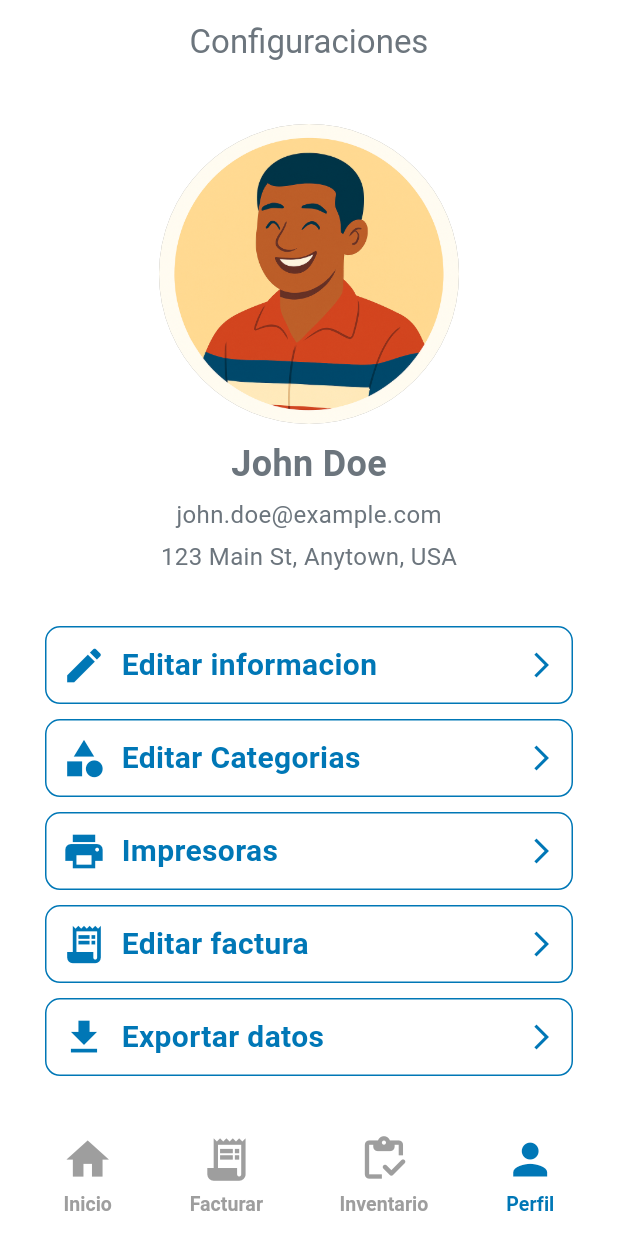
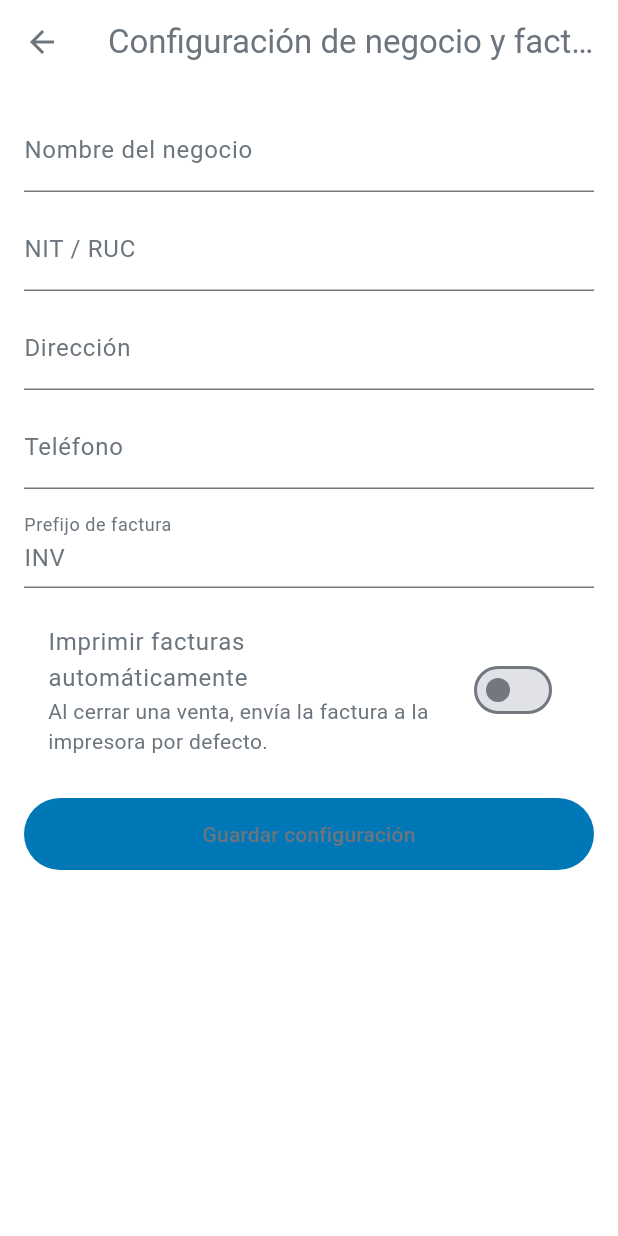
Before and after one commit to Angelm7e/inventra, a Flutter app: the screen it shows after launch, item 4 of the bottom bar chosen, after a tap on "Editar factura", on a phone screen of 412 x 824 dp. Run offline on Flutter 3.47's test engine with Material 3 defaults, Android fonts, the phone set to English and light mode, and no system bars; our stand-ins replace cached_network_image, cross_file, flutter_slidable, pdf, permission_handler, share_plus and 1 more; missing offline and left inert: esc_pos_printer, esc_pos_utils; accounts and stored records are empty.

Commit message:
Mejora módulos de usuario y agrega configuración de negocio/factura

```diff
--- a/lib/routes/routes.dart
+++ b/lib/routes/routes.dart
@@ -5,12 +5,15 @@ import 'package:inventra/screens/inventory/addProductToInventoryScreen.dart';
 import 'package:inventra/screens/inventory/inventoryListScreen.dart';
 import 'package:inventra/screens/billing/billingScreen.dart';
 import 'package:inventra/screens/profile/bussinesInfo/editBussinePhotoScreen.dart';
+import 'package:inventra/screens/profile/bussinesInfo/business_invoice_settings_screen.dart';
 import 'package:inventra/screens/profile/bussinesInfo/editBussinesInfoScreen.dart';
 import 'package:inventra/screens/profile/category/categoryScreen.dart';
+import 'package:inventra/screens/profile/exportData/exportDataScreen.dart';
 import 'package:inventra/screens/profile/printers/addPrinterScreen.dart';
 import 'package:inventra/screens/profile/printers/printerScreen.dart';
 import 'package:inventra/screens/profile/profileScreen.dart';
 import 'package:inventra/screens/quote/quoteScreen.dart';
+import 'package:inventra/screens/sells/sellsScreen.dart';
 
 final Map<String, WidgetBuilder> appRoutes = {
   HomeScreen.routeName: (context) => const HomeScreen(),
@@ -27,6 +30,10 @@ final Map<String, WidgetBuilder> appRoutes = {
   CatalogScreen.routeName: (context) => const CatalogScreen(),
   BillingScreen.routeName: (context) => const BillingScreen(),
   QuoteScreen.routeName: (context) => const QuoteScreen(),
+  SellsScreen.routeName: (context) => const SellsScreen(),
+  BusinessInvoiceSettingsScreen.routeName: (context) =>
+      const BusinessInvoiceSettingsScreen(),
+  ExportDataScreen.routeName: (context) => const ExportDataScreen(),
 
   // '/': (context) => const MyHomePage(title: 'Flutter Demo Home Page'),
 };
--- a/lib/screens/homeScreen/homeScreen.dart
+++ b/lib/screens/homeScreen/homeScreen.dart
@@ -3,7 +3,12 @@ import 'package:inventra/models/invoice_line.dart';
 import 'package:inventra/models/printerDevice.dart';
 import 'package:inventra/provider/printerProvider.dart';
 import 'package:inventra/screens/catalog/catalogScreen.dart';
+import 'package:inventra/screens/inventory/inventoryListScreen.dart';
+import 'package:inventra/screens/profile/bussinesInfo/business_invoice_settings_screen.dart';
 import 'package:inventra/screens/profile/printers/addPrinterScreen.dart';
+import 'package:inventra/screens/profile/profileScreen.dart';
+import 'package:inventra/screens/quote/quoteScreen.dart';
+import 'package:inventra/screens/sells/sellsScreen.dart';
 import 'package:inventra/services/printerService/printingService.dart';
 import 'package:inventra/utils/colors.dart';
 import 'package:inventra/widgets/bottomNavBar.dart';
@@ -107,26 +112,77 @@ class _HomeScreenState extends State<HomeScreen> {
     return Scaffold(
       drawer: DrawerWidget(),
       appBar: AppBar(title: const Text('Home Screen')),
-      body: Column(
+      body: ListView(
+        padding: const EdgeInsets.all(16),
         children: [
-          Text('Welcome to the Home Screen!'),
-          TextButton(
-            onPressed: () {
-              Navigator.pushNamed(context, CatalogScreen.routeName);
-            },
-            child: Text('Go to Catalog'),
+          const Text(
+            'Módulos de usuario',
+            style: TextStyle(fontSize: 18, fontWeight: FontWeight.bold),
           ),
-          TextButton(
-            onPressed: () {
-              showPrintInvoice(context);
-            },
-            child: Text('Print Invoice'),
+          const SizedBox(height: 12),
+          Wrap(
+            spacing: 12,
+            runSpacing: 12,
+            children: [
+              _homeOption(context, 'Catálogo', Icons.store, () {
+                Navigator.pushNamed(context, CatalogScreen.routeName);
+              }),
+              _homeOption(context, 'Inventario', Icons.inventory_2, () {
+                Navigator.pushNamed(context, InventoryListScreen.routeName);
+              }),
+              _homeOption(context, 'Cotizaciones', Icons.request_quote, () {
+                Navigator.pushNamed(context, QuoteScreen.routeName);
+              }),
+              _homeOption(context, 'Ventas', Icons.sell, () {
+                Navigator.pushNamed(context, SellsScreen.routeName);
+              }),
+              _homeOption(context, 'Configuración', Icons.settings, () {
+                Navigator.pushNamed(context, ProfileScreen.routeName);
+              }),
+              _homeOption(context, 'Imprimir factura', Icons.print, () {
+                showPrintInvoice(context);
+              }),
+              _homeOption(context, 'Negocio y factura', Icons.receipt_long, () {
+                Navigator.pushNamed(
+                  context,
+                  BusinessInvoiceSettingsScreen.routeName,
+                );
+              }),
+            ],
           ),
         ],
       ),
       bottomNavigationBar: CustomBottomNavBar(
         currentIndex: 0,
         // onTabSelected: (index) {},
+      ),
+    );
+  }
+
+  Widget _homeOption(
+    BuildContext context,
+    String label,
+    IconData icon,
+    VoidCallback onTap,
+  ) {
+    final width = (MediaQuery.of(context).size.width - 44) / 2;
+    return SizedBox(
+      width: width,
+      child: Card(
+        child: InkWell(
+          onTap: onTap,
+          borderRadius: BorderRadius.circular(12),
+          child: Padding(
+            padding: const EdgeInsets.symmetric(vertical: 20, horizontal: 12),
+            child: Column(
+              children: [
+                Icon(icon, size: 30, color: AppColors.lightPrimary),
+                const SizedBox(height: 8),
+                Text(label, textAlign: TextAlign.center),
+              ],
+            ),
+          ),
+        ),
       ),
     );
   }
--- /dev/null
+++ b/lib/screens/profile/bussinesInfo/business_invoice_settings_screen.dart
@@ -0,0 +1,130 @@
+import 'package:flutter/material.dart';
+import 'package:inventra/services/dataBaseHelper.dart';
+import 'package:inventra/utils/colors.dart';
+
+class BusinessInvoiceSettingsScreen extends StatefulWidget {
+  const BusinessInvoiceSettingsScreen({super.key});
+
+  static const String routeName = '/businessInvoiceSettings';
+
+  @override
+  State<BusinessInvoiceSettingsScreen> createState() =>
+      _BusinessInvoiceSettingsScreenState();
+}
+
+class _BusinessInvoiceSettingsScreenState
+    extends State<BusinessInvoiceSettingsScreen> {
+  final _formKey = GlobalKey<FormState>();
+  final _businessNameController = TextEditingController();
+  final _businessTaxIdController = TextEditingController();
+  final _businessAddressController = TextEditingController();
+  final _businessPhoneController = TextEditingController();
+  final _invoicePrefixController = TextEditingController(text: 'INV');
+
+  bool _autoPrint = false;
+  bool _loading = true;
+
+  @override
+  void initState() {
+    super.initState();
+    _loadSettings();
+  }
+
+  Future<void> _loadSettings() async {
+    final settings = await DatabaseHelper.instance.getBusinessSettings();
+    if (!mounted) return;
+    setState(() {
+      _businessNameController.text = settings['name'] ?? '';
+      _businessTaxIdController.text = settings['tax_id'] ?? '';
+      _businessAddressController.text = settings['address'] ?? '';
+      _businessPhoneController.text = settings['phone'] ?? '';
+      _invoicePrefixController.text = settings['invoice_prefix'] ?? 'INV';
+      _autoPrint = (settings['auto_print'] ?? 0) == 1;
+      _loading = false;
+    });
+  }
+
+  Future<void> _save() async {
+    if (!_formKey.currentState!.validate()) return;
+
+    await DatabaseHelper.instance.saveBusinessSettings({
+      'name': _businessNameController.text.trim(),
+      'tax_id': _businessTaxIdController.text.trim(),
+      'address': _businessAddressController.text.trim(),
+      'phone': _businessPhoneController.text.trim(),
+      'invoice_prefix': _invoicePrefixController.text.trim(),
+      'auto_print': _autoPrint ? 1 : 0,
+    });
+
+    if (!mounted) return;
+    ScaffoldMessenger.of(context).showSnackBar(
+      SnackBar(
+        content: const Text('Configuración guardada correctamente.'),
+        backgroundColor: AppColors.lightSuccess,
+      ),
+    );
+  }
+
+  @override
+  Widget build(BuildContext context) {
+    return Scaffold(
+      appBar: AppBar(title: const Text('Configuración de negocio y facturas')),
+      body: _loading
+          ? const Center(child: CircularProgressIndicator())
+          : SingleChildScrollView(
+              padding: const EdgeInsets.all(16),
+              child: Form(
+                key: _formKey,
+                child: Column(
+                  crossAxisAlignment: CrossAxisAlignment.start,
+                  children: [
+                    TextFormField(
+                      controller: _businessNameController,
+                      decoration: const InputDecoration(labelText: 'Nombre del negocio'),
+                      validator: (value) => value == null || value.trim().isEmpty
+                          ? 'Ingresa el nombre del negocio'
+                          : null,
+                    ),
+                    const SizedBox(height: 10),
+                    TextFormField(
+                      controller: _businessTaxIdController,
+                      decoration: const InputDecoration(labelText: 'NIT / RUC'),
+                    ),
+                    const SizedBox(height: 10),
+                    TextFormField(
+                      controller: _businessAddressController,
+                      decoration: const InputDecoration(labelText: 'Dirección'),
+                    ),
+                    const SizedBox(height: 10),
+                    TextFormField(
+                      controller: _businessPhoneController,
+                      decoration: const InputDecoration(labelText: 'Teléfono'),
+                    ),
+                    const SizedBox(height: 10),
+                    TextFormField(
+                      controller: _invoicePrefixController,
+                      decoration: const InputDecoration(labelText: 'Prefijo de factura'),
+                    ),
+                    const SizedBox(height: 16),
+                    SwitchListTile(
+                      value: _autoPrint,
+                      title: const Text('Imprimir facturas automáticamente'),
+                      subtitle: const Text('Al cerrar una venta, envía la factura a la impresora por defecto.'),
+                      onChanged: (value) => setState(() => _autoPrint = value),
+                    ),
+                    const SizedBox(height: 20),
+                    FilledButton(
+                      onPressed: _save,
+                      style: FilledButton.styleFrom(
+                        minimumSize: const Size(double.infinity, 48),
+                        backgroundColor: AppColors.lightPrimary,
+                      ),
+                      child: const Text('Guardar configuración'),
+                    ),
+                  ],
+                ),
+              ),
+            ),
+    );
+  }
+}
--- a/lib/screens/profile/profileScreen.dart
+++ b/lib/screens/profile/profileScreen.dart
@@ -1,6 +1,8 @@
 import 'package:flutter/material.dart';
 import 'package:inventra/screens/profile/bussinesInfo/editBussinesInfoScreen.dart';
+import 'package:inventra/screens/profile/bussinesInfo/business_invoice_settings_screen.dart';
 import 'package:inventra/screens/profile/category/categoryScreen.dart';
+import 'package:inventra/screens/profile/exportData/exportDataScreen.dart';
 import 'package:inventra/screens/profile/printers/printerScreen.dart';
 import 'package:inventra/widgets/bottomNavBar.dart';
 import 'package:inventra/widgets/customSettingsButtom.dart';
@@ -72,10 +74,10 @@ class ProfileScreen extends StatelessWidget {
                       child: CustomSettingsButtom(
                         label: "Editar factura",
                         onTap: () {
-                          // Navigator.pushNamed(
-                          //   context,
-                          //   ItinerariesScreen.routeName,
-                          // );
+                          Navigator.pushNamed(
+                            context,
+                            BusinessInvoiceSettingsScreen.routeName,
+                          );
                         },
                         icon: Icons.receipt_long,
                       ),
@@ -83,10 +85,7 @@ class ProfileScreen extends StatelessWidget {
                     CustomSettingsButtom(
                       label: "Exportar datos",
                       onTap: () {
-                        // Navigator.pushNamed(
-                        //   context,
-                        //   ItinerariesScreen.routeName,
-                        // );
+                        Navigator.pushNamed(context, ExportDataScreen.routeName);
                       },
                       icon: Icons.file_download,
                     ),
--- a/lib/screens/sells/sellsScreen.dart
+++ b/lib/screens/sells/sellsScreen.dart
@@ -1,7 +1,7 @@
 import 'package:flutter/material.dart';
 
-class MyWidget extends StatelessWidget {
-  const MyWidget({super.key});
+class SellsScreen extends StatelessWidget {
+  const SellsScreen({super.key});
   static const routeName = '/sellsScreen';
 
   @override
```
Also changed, not shown: lib/screens/profile/exportData/exportDataScreen.dart (+38 -0 lines), lib/services/dataBaseHelper.dart (+51 -1 lines).
